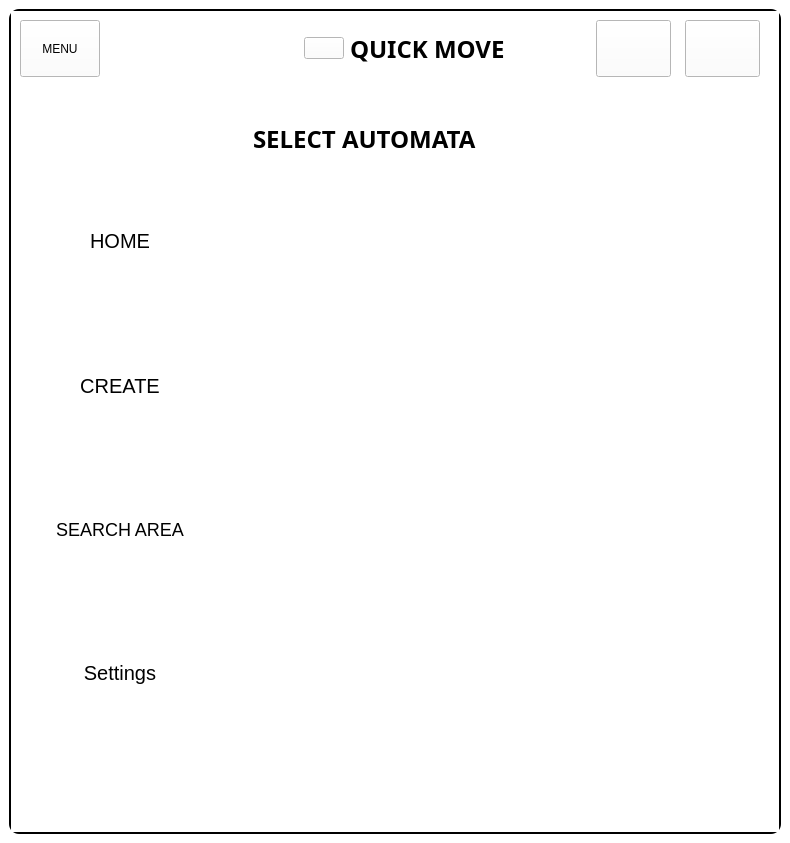
Qt form ui/MainWindow.ui (Achu-Worifung/quickMove) before a commit.
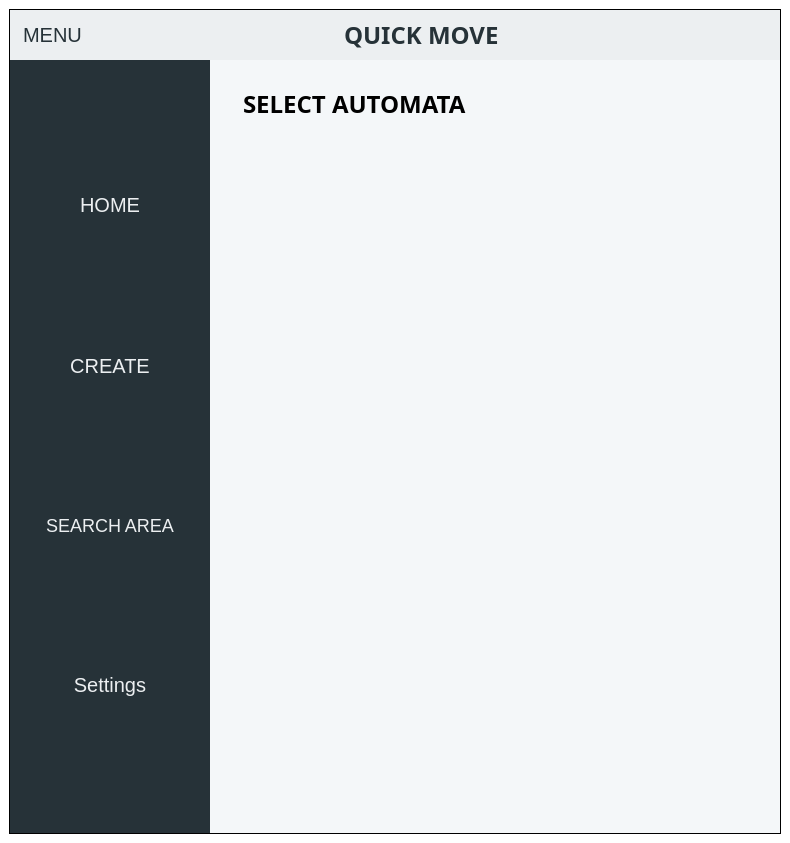
The same form after that commit. The open tabs and pages were chosen to show the change. Icons and pictures are not drawn.

What changed in the file:
```diff
--- a/ui/MainWindow.ui
+++ b/ui/MainWindow.ui
@@ -22,7 +22,6 @@
 }
 
 QMainWindow#MainWindow {
-    border-radius: 10px;
     background-color: transparent;
 }
 
@@ -103,15 +102,14 @@
      <widget class="QFrame" name="frame">
       <property name="styleSheet">
        <string notr="true">QFrame#frame{
-border-radius:10px;
-border: 2px solid black;
-background-color:rgb(255, 255, 255);
+	border: 1px solid black;
+	background-color: rgb(244, 247, 249);
 }
 
 QWidget
 {
 
-background-color:rgb(255, 255, 255);
+	background-color: rgb(244, 247, 249);
 }</string>
       </property>
       <property name="frameShape">
@@ -141,27 +139,30 @@
          <property name="maximumSize">
           <size>
            <width>16777215</width>
-           <height>75</height>
+           <height>50</height>
           </size>
          </property>
          <property name="styleSheet">
           <string notr="true">QFrame#window_contro_button
 {
-border-radius:10px;
+	border-radius:10px;
 }
 QPushButton
 {
-
     border-style: none;
-
-
     border-color: none;
     padding: 4px;
-font:20px;
- border-radius: 5px;
+	font:20px;
+ 	border-radius: 5px;
 }
 
-background-color:rgb(255, 255, 255);</string>
+QWidget
+{
+
+	background-color: rgb(236, 239, 241);
+	color: rgb(38, 50, 56);
+}
+</string>
          </property>
          <layout class="QHBoxLayout" name="horizontalLayout">
           <property name="spacing">
@@ -182,7 +183,7 @@
           <item alignment="Qt::AlignLeft">
            <widget class="QWidget" name="widget" native="true">
             <property name="styleSheet">
-             <string notr="true">background-color:rgb(255, 255, 255);</string>
+             <string notr="true"/>
             </property>
             <layout class="QVBoxLayout" name="verticalLayout_2">
              <item>
@@ -223,7 +224,7 @@
           <item alignment="Qt::AlignLeft">
            <widget class="QWidget" name="title" native="true">
             <property name="styleSheet">
-             <string notr="true">background-color:rgb(255, 255, 255);</string>
+             <string notr="true"/>
             </property>
             <layout class="QHBoxLayout" name="horizontalLayout_3">
              <item>
@@ -264,8 +265,14 @@
             </layout>
            </widget>
           </item>
-          <item>
+          <item alignment="Qt::AlignRight">
            <widget class="QWidget" name="widget_4" native="true">
+            <property name="sizePolicy">
+             <sizepolicy hsizetype="Minimum" vsizetype="Preferred">
+              <horstretch>0</horstretch>
+              <verstretch>0</verstretch>
+             </sizepolicy>
+            </property>
             <property name="maximumSize">
              <size>
               <width>200</width>
@@ -296,7 +303,7 @@
                </property>
                <property name="maximumSize">
                 <size>
-                 <width>75</width>
+                 <width>50</width>
                  <height>16777215</height>
                 </size>
                </property>
@@ -332,7 +339,7 @@
                </property>
                <property name="maximumSize">
                 <size>
-                 <width>75</width>
+                 <width>50</width>
                  <height>16777215</height>
                 </size>
                </property>
@@ -366,8 +373,23 @@
        <item>
         <widget class="QWidget" name="mainContent" native="true">
          <layout class="QHBoxLayout" name="horizontalLayout_4">
+          <property name="leftMargin">
+           <number>0</number>
+          </property>
+          <property name="topMargin">
+           <number>0</number>
+          </property>
+          <property name="bottomMargin">
+           <number>0</number>
+          </property>
           <item>
            <widget class="QWidget" name="functions" native="true">
+            <property name="sizePolicy">
+             <sizepolicy hsizetype="Expanding" vsizetype="MinimumExpanding">
+              <horstretch>0</horstretch>
+              <verstretch>0</verstretch>
+             </sizepolicy>
+            </property>
             <property name="minimumSize">
              <size>
               <width>200</width>
@@ -377,30 +399,50 @@
             <property name="maximumSize">
              <size>
               <width>175</width>
-              <height>700</height>
+              <height>16777215</height>
              </size>
             </property>
             <property name="styleSheet">
              <string notr="true">QPushButton
 {
-
     border-style: outlet;
-
-
     border-color: none;
     padding: 4px;
-font:20px;
-border-radius:10px;
+	font:20px;
 }
 
 QPushButton:hover
 {
 background-color: rgb(139, 139, 139);
 
+	color: rgb(247, 209, 160);
+	background-color: rgb(55, 71, 79);
+}
+
+QWidget
+{
+
+	background-color: rgb(38, 50, 56);
+	color: rgb(236, 239, 241);
 }
 </string>
             </property>
             <layout class="QVBoxLayout" name="verticalLayout_3">
+             <property name="spacing">
+              <number>0</number>
+             </property>
+             <property name="leftMargin">
+              <number>0</number>
+             </property>
+             <property name="topMargin">
+              <number>0</number>
+             </property>
+             <property name="rightMargin">
+              <number>0</number>
+             </property>
+             <property name="bottomMargin">
+              <number>0</number>
+             </property>
              <item>
               <widget class="QPushButton" name="home">
                <property name="sizePolicy">
@@ -519,7 +561,7 @@
                <widget class="QScrollArea" name="scrollArea_4">
                 <property name="styleSheet">
                  <string notr="true">border:none;
-background-color:rgb(255, 255, 255);</string>
+</string>
                 </property>
                 <property name="widgetResizable">
                  <bool>true</bool>
@@ -532,8 +574,8 @@
                   <rect>
                    <x>0</x>
                    <y>0</y>
-                   <width>226</width>
-                   <height>147</height>
+                   <width>528</width>
+                   <height>737</height>
                   </rect>
                  </property>
                  <layout class="QVBoxLayout" name="verticalLayout_9">
@@ -660,8 +702,8 @@
                         <rect>
                          <x>0</x>
                          <y>0</y>
-                         <width>100</width>
-                         <height>30</height>
+                         <width>508</width>
+                         <height>664</height>
                         </rect>
                        </property>
                        <layout class="QVBoxLayout" name="verticalLayout_4"/>
```
Left out of the diff: 60 changed lines with no effect on the pictures.
